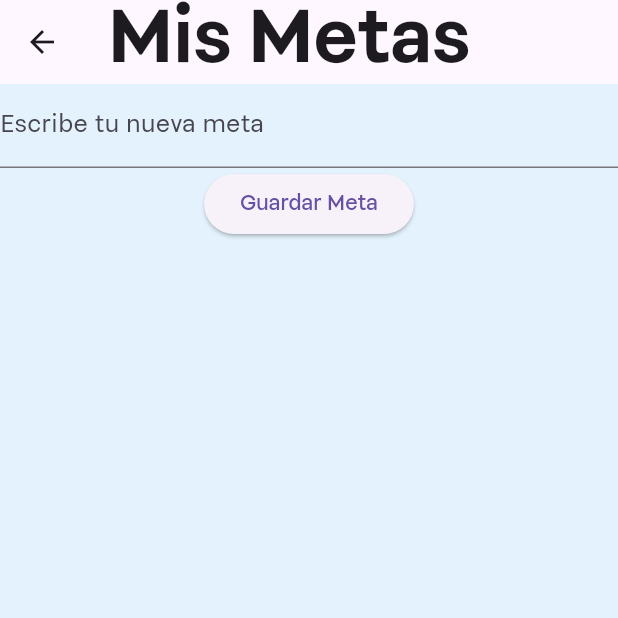
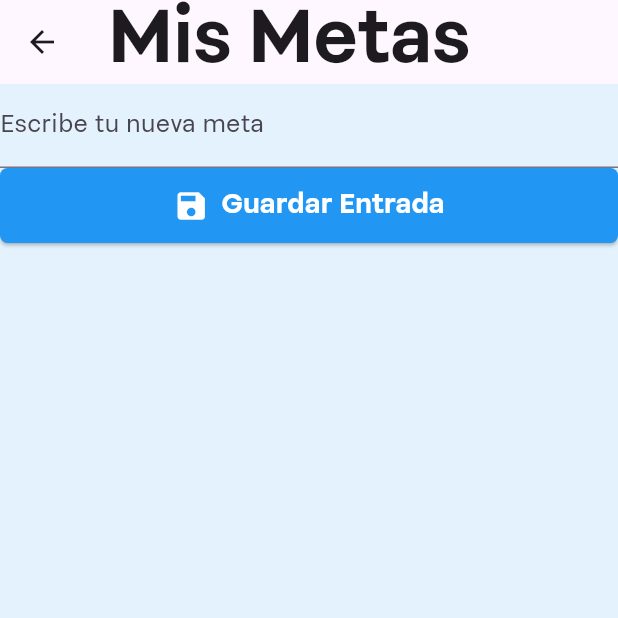
Before and after one commit to mundevux/sentir_app, a Flutter app: the screen it shows after launch, after a tap on "Registrar Metas", on a phone screen of 412 x 824 dp, the top half of it. Run offline on Flutter 3.47's test engine with Material 3 defaults, Android fonts, the phone set to English and light mode, and no system bars.

Commit message:
Update Styles

```diff
--- a/lib/goal_screen.dart
+++ b/lib/goal_screen.dart
@@ -1,4 +1,5 @@
 import 'package:flutter/material.dart';
+import 'package:sentir_app/widgets/custom_button.dart';
 
 class GoalScreen extends StatelessWidget {
   const GoalScreen({super.key});
@@ -19,7 +20,11 @@ class GoalScreen extends StatelessWidget {
             const TextField(
               decoration: InputDecoration(labelText: 'Escribe tu nueva meta'),
             ),
-            ElevatedButton(onPressed: () {}, child: const Text('Guardar Meta'))
+            CustomButton(
+              text: 'Guardar Entrada',
+              icon: Icons.save,
+              onPressed: () => {},
+            )
           ],
         ),
       ),
--- a/lib/home_screen.dart
+++ b/lib/home_screen.dart
@@ -61,7 +61,7 @@ class HomeScreen extends StatelessWidget {
                     'Bienvenido a Sentir',
                     style: TextStyle(
                       fontWeight: FontWeight.bold,
-                      fontSize: 32,
+                      fontSize: 38,
                     ),
                   ),
                   const SizedBox(height: 8),
@@ -121,7 +121,7 @@ class HomeScreen extends StatelessWidget {
                                 builder: (context) => const RemindersScreen()));
                       }),
                   const SizedBox(
-                    height: 48,
+                    height: 24,
                   ),
                 ],
               ),
--- a/lib/progress_screen.dart
+++ b/lib/progress_screen.dart
@@ -10,7 +10,7 @@ class ProgressScreen extends StatelessWidget {
       appBar: AppBar(
         title: const Text(
           'Visualización de Progreso',
-          style: TextStyle(fontWeight: FontWeight.w600, fontSize: 48),
+          style: TextStyle(fontWeight: FontWeight.w600, fontSize: 38),
         ),
       ),
       body: const Center(
--- a/lib/reminders_screen.dart
+++ b/lib/reminders_screen.dart
@@ -10,7 +10,7 @@ class RemindersScreen extends StatelessWidget {
         backgroundColor: Colors.blue[50],
         title: const Text(
           'Recordatorios',
-          style: TextStyle(fontWeight: FontWeight.w600, fontSize: 48),
+          style: TextStyle(fontWeight: FontWeight.w600, fontSize: 38),
         ),
       ),
       body: const Center(
```
Also changed, not shown: lib/daily_entry_screen.dart (+7 -3 lines).
